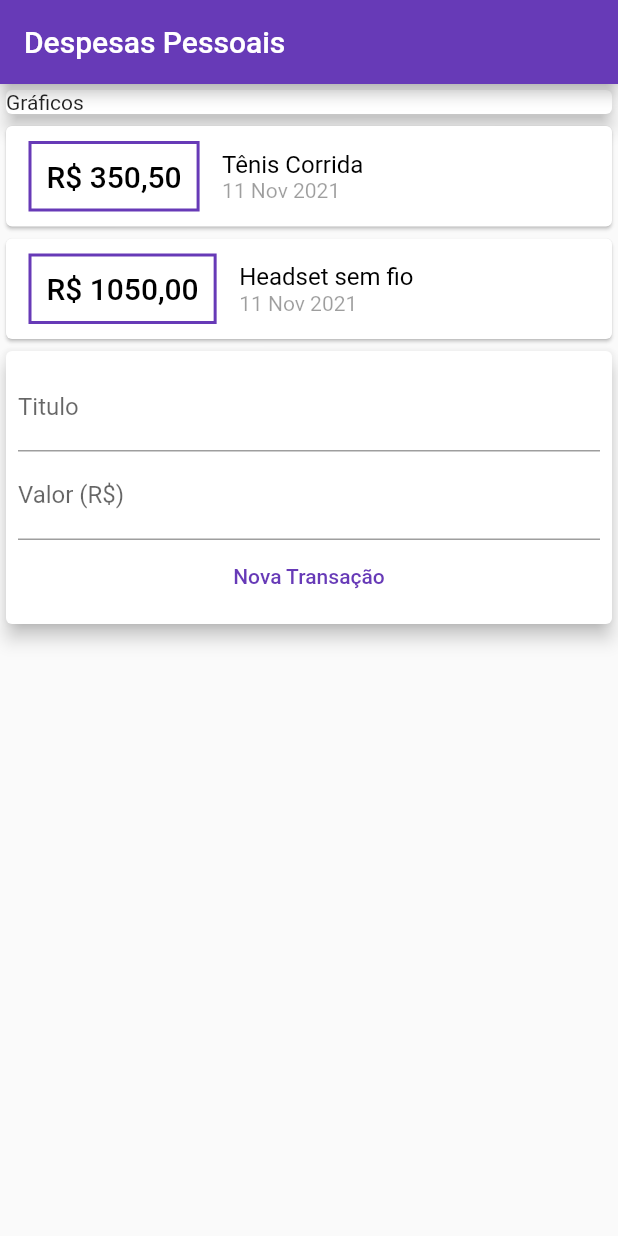
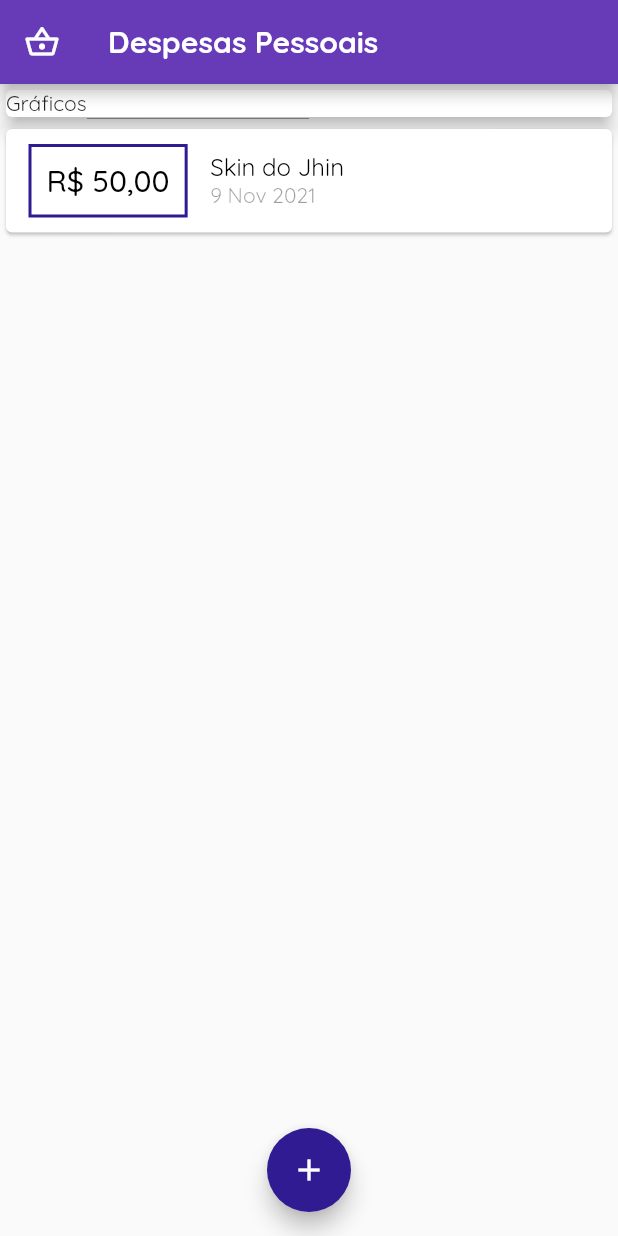
Before and after one commit to larinuness/flutter-app-despesas, a Flutter app: the screen it shows after launch, on a phone screen of 412 x 824 dp. Run offline on Flutter 3.47's test engine with Material 2 defaults, Android fonts, the phone set to English and light mode, and no system bars; our stand-ins replace google_fonts.

Commit message:
Projeto em 50%

```diff
--- /dev/null
+++ b/projeto_despesas/lib/components/transaction_list.dart
@@ -0,0 +1,76 @@
+import 'package:flutter/material.dart';
+import 'package:intl/intl.dart';
+import '../models/transaction.dart';
+import 'no_transactions.dart';
+
+class TransactionList extends StatelessWidget {
+  final List<Transaction> transactions;
+  const TransactionList({Key? key, required this.transactions})
+      : super(key: key);
+
+  @override
+  Widget build(BuildContext context) {
+    return SizedBox(
+      height: 500,
+      //se a lista tiver vazia mostra msg com emoji
+      //se tiver algo mostra a lista com os itens
+      child: transactions.isEmpty
+          ? const NoTransactions()
+          : ListView.builder(
+              //quantidade de itens
+              itemCount: transactions.length,
+              // ctx = context
+              itemBuilder: (ctx, index) {
+                final tr = transactions[index];
+                return Card(
+                  child: Row(
+                    children: [
+                      Container(
+                        margin: const EdgeInsets.symmetric(
+                          vertical: 10,
+                          horizontal: 15,
+                        ),
+                        decoration: BoxDecoration(
+                          border: Border.all(
+                            color: Theme.of(context).accentColor,
+                            width: 2,
+                          ),
+                        ),
+                        padding: const EdgeInsets.all(10),
+                        child: Text(
+                          'R\$ ${tr.value.toStringAsFixed(2).replaceAll('.', ',')}',
+                          style: const TextStyle(
+                            fontWeight: FontWeight.w500,
+                            fontSize: 20,
+                            color: Colors.black,
+                          ),
+                        ),
+                      ),
+                      Column(
+                        crossAxisAlignment: CrossAxisAlignment.start,
+                        children: [
+                          Text(
+                            tr.title,
+                            style: const TextStyle(
+                                color: Colors.black,
+                                fontWeight: FontWeight.w400,
+                                fontSize: 16),
+                            textAlign: TextAlign.start,
+                          ),
+                          Text(
+                            //formatando data com extensão intl
+                            DateFormat('d MMM y').format(tr.date),
+                            style: const TextStyle(
+                              color: Colors.black38,
+                            ),
+                          ),
+                        ],
+                      ),
+                    ],
+                  ),
+                );
+              },
+            ),
+    );
+  }
+}
--- a/projeto_despesas/lib/main.dart
+++ b/projeto_despesas/lib/main.dart
@@ -1,7 +1,13 @@
+import 'dart:math';
+import 'dart:ui';
 import 'package:flutter/material.dart';
-import 'package:intl/intl.dart';
+import 'package:google_fonts/google_fonts.dart';
+import 'package:projeto_despesas/components/no_transactions.dart';
+import 'components/transaction_form.dart';
 
-import 'models/transaction.dart';
+import '../models/transaction.dart';
+import './components/transaction_form.dart';
+import './components/transaction_list.dart';
 
 main() => runApp(const ExpensesApp());
 
@@ -12,39 +18,74 @@ class ExpensesApp extends StatelessWidget {
   Widget build(BuildContext context) {
     return MaterialApp(
       debugShowCheckedModeBanner: false,
-      home: MyHomePage(),
+      home: const MyHomePage(),
       theme: ThemeData(
           primarySwatch: Colors.deepPurple,
-      ),
+          //deixa a cor do floatingActionButton mais escuro
+          accentColor: Colors.deepPurple[900],
+          textTheme: GoogleFonts.quicksandTextTheme()),
     );
   }
 }
 
-class MyHomePage extends StatelessWidget {
-  final _transactions = [
+class MyHomePage extends StatefulWidget {
+  const MyHomePage({Key? key}) : super(key: key);
+
+  @override
+  State<MyHomePage> createState() => _MyHomePageState();
+}
+
+class _MyHomePageState extends State<MyHomePage> {
+  final List<Transaction> _transactions = [
     Transaction(
-      id: 't1',
-      title: 'Tênis Corrida',
-      value: 350.50,
-      date: DateTime.now(),
-    ),
-    Transaction(
-      id: 't2',
-      title: 'Headset sem fio',
-      value: 1050,
-      date: DateTime.now(),
-    ),
+        id: '1',
+        title: 'Skin do Jhin',
+        value: 50,
+        date: DateTime.now().subtract(Duration(days: 2))),
   ];
 
-  MyHomePage({Key? key}) : super(key: key);
+  _openTransactionFormModal(BuildContext context) {
+    //aparecer um modal no rodapé
+    showModalBottomSheet(
+        //o context é a MyHomePage
+        context: context,
+        builder: (_) {
+          return TransactionForm(onSubmit: _addTransaction);
+        });
+  }
+
+  _addTransaction(String title, double value) {
+    final newTransaction = Transaction(
+      //pega um valor double aleatório e converte em String
+      id: Random().nextDouble().toString(),
+      title: title,
+      value: value,
+      date: DateTime.now(),
+    );
+    //vai add uma transação nova na lista de transações
+    //atualizada a lista com uma transactio nova
+    setState(() {
+      _transactions.add(newTransaction);
+    });
+    //fecha o modal quando add uma nova transação
+    // Navigator.pop(context);
+    Navigator.of(context).pop();
+  }
 
   @override
   Widget build(BuildContext context) {
     return Scaffold(
       appBar: AppBar(
-        title: const Text('Despesas Pessoais'),
+        title: const Text(
+          'Despesas Pessoais',
+          style: TextStyle(
+            fontWeight: FontWeight.bold,
           ),
-      body: Column(
+        ),
+        leading: const Icon(Icons.shopping_basket_outlined),
+      ),
+      body: SingleChildScrollView(
+        child: Column(
           //vem padrão na column esse atributos
           //mainAxisAlignment: MainAxisAlignment.spaceAround,
           crossAxisAlignment: CrossAxisAlignment.stretch,
@@ -56,89 +97,16 @@ class MyHomePage extends StatelessWidget {
                 elevation: 5,
               ),
             ),
-          Column(
-            //Colocando os items da lista no widget através do map(mapeando)
-            //mapeando pra virar um widget
-            children: _transactions.map((tr) {
-              return Card(
-                child: Row(
-                  children: [
-                    Container(
-                      margin: const EdgeInsets.symmetric(
-                        vertical: 10,
-                        horizontal: 15,
-                      ),
-                      decoration: BoxDecoration(
-                        border: Border.all(
-                          color: Colors.deepPurple,
-                          width: 2,
-                        ),
-                      ),
-                      padding: const EdgeInsets.all(10),
-                      child: Text(
-                        'R\$ ${tr.value.toStringAsFixed(2).replaceAll('.', ',')}',
-                        style: const TextStyle(
-                          fontWeight: FontWeight.w500,
-                          fontSize: 20,
-                          color: Colors.black,
-                        ),
-                      ),
-                    ),
-                    Column(
-                      crossAxisAlignment: CrossAxisAlignment.start,
-                      children: [
-                        Text(
-                          tr.title,
-                          style: const TextStyle(
-                              color: Colors.black,
-                              fontWeight: FontWeight.w400,
-                              fontSize: 16),
-                          textAlign: TextAlign.start,
-                        ),
-                        Text(
-                          //formatando data com extensão intl
-                          DateFormat('d MMM y').format(tr.date),
-                          style: const TextStyle(
-                            color: Colors.black38,
-                          ),
-                        ),
-                      ],
-                    ),
-                  ],
-                ),
-              );
-            }).toList(),
-          ),
-          Card(
-            elevation: 5,
-            child: Padding(
-              padding: const EdgeInsets.all(8.0),
-              child: Column(
-                children: [
-                  TextField(
-                    decoration: InputDecoration(
-                      labelText: 'Titulo',
-                    ),
-                  ),
-                  TextField(
-                    decoration: InputDecoration(
-                      labelText: 'Valor (R\$)',
-                    ),
-                    keyboardType: TextInputType.number,
-                  ),
-                  Container(
-                    width: double.infinity,
-                    child: TextButton(
-                      onPressed: () {},
-                      child: Text('Nova Transação'),
-                    ),
-                  )
+            TransactionList(transactions: _transactions)
           ],
         ),
       ),
+      floatingActionButton: FloatingActionButton(
+        child: const Icon(Icons.add),
+        onPressed: () => _openTransactionFormModal(context),
       ),
-        ],
-      ),
+      //deixa o botão no rodapé centralizado
+      floatingActionButtonLocation: FloatingActionButtonLocation.centerFloat,
     );
   }
 }
--- a/projeto_despesas/pubspec.yaml
+++ b/projeto_despesas/pubspec.yaml
@@ -9,16 +9,20 @@ environment:
   sdk: ">=2.12.0 <3.0.0"
 
 dependencies:
+  brasil_fields: ^1.2.0
   cupertino_icons: ^1.0.2
   flutter:
     sdk: flutter
+  google_fonts: ^2.1.0
   intl: ^0.17.0
+  mask_text_input_formatter: ^2.0.0
 
 dev_dependencies:
-
   flutter_lints: ^1.0.0
   flutter_test:
     sdk: flutter
 
 flutter:
   uses-material-design: true
+  assets:
+    - assets/images/
```
Also changed, not shown: projeto_despesas/lib/components/chart.dart (added, +47 -0 lines), projeto_despesas/lib/components/no_transactions.dart (added, +22 -0 lines), projeto_despesas/lib/components/transaction_form.dart (added, +74 -0 lines), projeto_despesas/assets/images/sademoji.png (added), projeto_despesas/pubspec.lock, 6 other files. Lines whose indentation alone changed are shown as unchanged.
